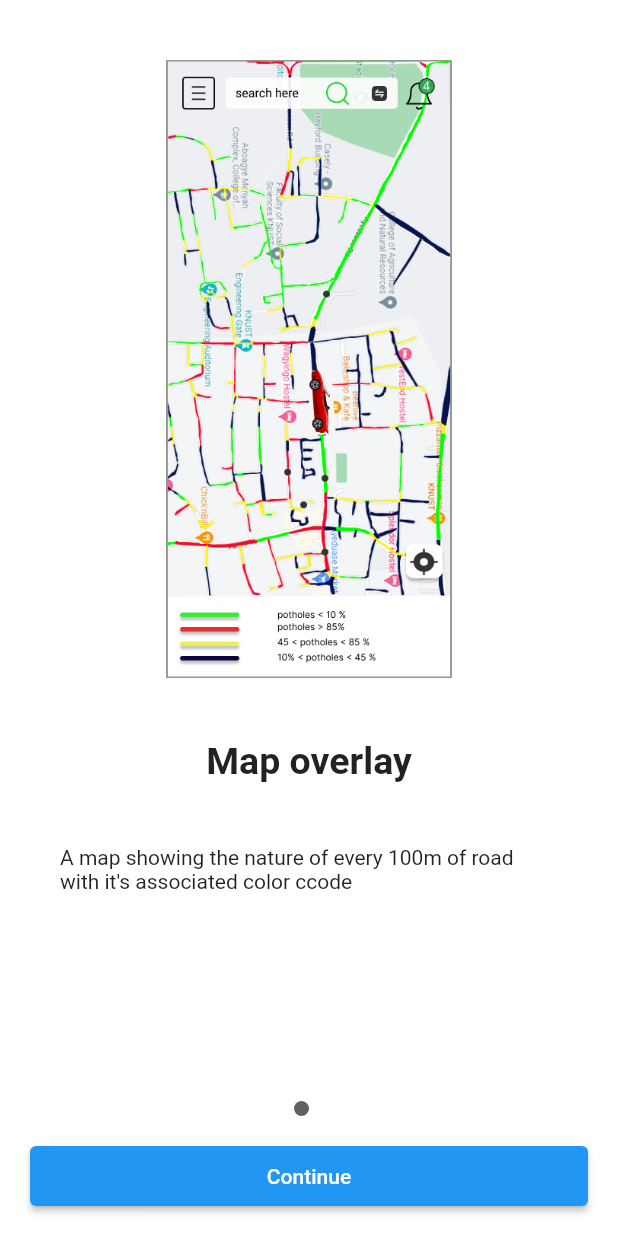
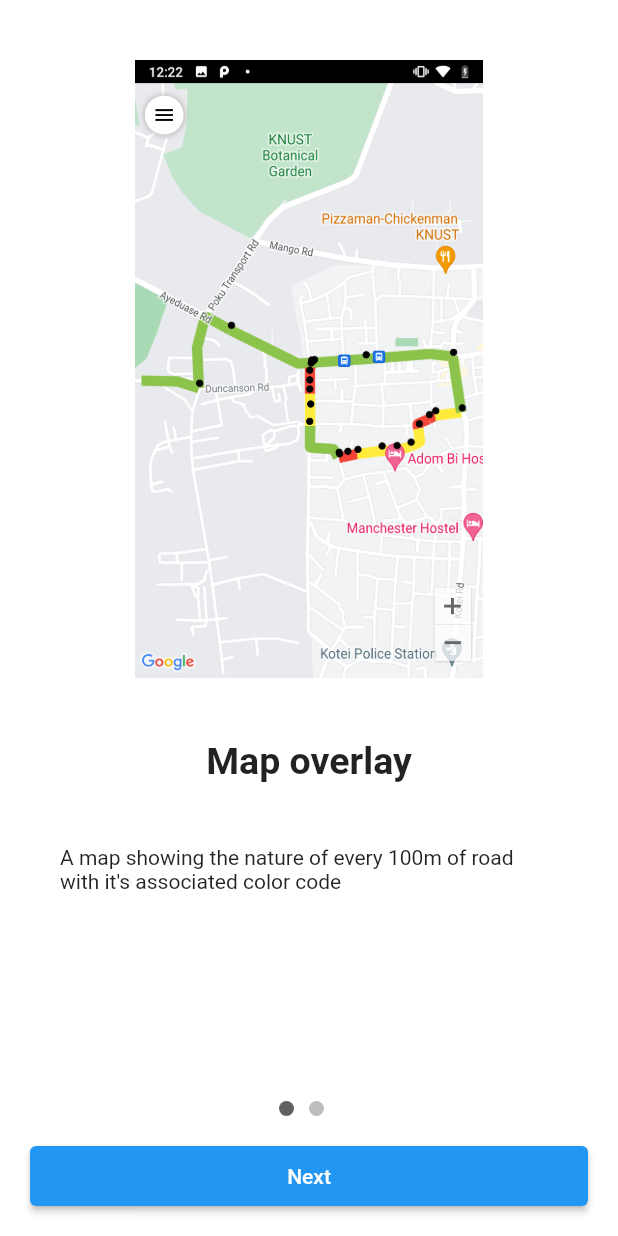
Before and after one commit to mateen-demah/pothole-detection, a Flutter app: the screen it shows after launch, on a phone screen of 412 x 824 dp. Run offline on Flutter 3.47's test engine with Material 2 defaults, Android fonts, the phone set to English and light mode, and no system bars; our stand-ins replace cloud_firestore, firebase_auth, firebase_core, flutter_signin_button, flutter_svg, geocoding and 5 more; missing offline and left inert: flutter_polyline_points, georange, google_place; accounts and stored records are empty.

Commit message:
Onboarding changes

```diff
--- a/g4app/lib/data/onboarding_data.dart
+++ b/g4app/lib/data/onboarding_data.dart
@@ -28,18 +28,16 @@ List<OnBoardingData> contents = [
   // ),
 
   OnBoardingData(
-    image: 'assets/xx2.png',
+    image: 'assets/img1.png',
     title: 'Map overlay',
-    description: "A map showing the nature of every 100m of road with it's associated color ccode",
+    description: "A map showing the nature of every 100m of road with it's associated color code",
     // title2: '',
     // description2: '',
   ),
 
-  // OnBoardingData(
-  //   image: 'assets/xx3.png',
-  //   title: 'Trip Selection',
-  //   description: "Enter the beginning and the end to be given a route",
-  //   title2: '',
-  //   description2: '',
-  // ),
+  OnBoardingData(
+    image: 'assets/img2.png',
+    title: 'Community Check',
+    description: "Enter the name of a community or vicinty to search for the kilometers of good, fairly good and bad roads",
+  ),
 ];
--- a/g4app/lib/pages/onboarding.dart
+++ b/g4app/lib/pages/onboarding.dart
@@ -118,12 +118,12 @@ class _OnBoardingState extends State<OnBoarding> {
             margin: const EdgeInsets.all(20),
             width: double.infinity,
             child: ElevatedButton(
-              // child: Text( currentIndex == contents.length -1 ? 'Continue' : "Next"),
-              child: Text('Continue'),
+              child: Text( currentIndex == contents.length -1 ? 'Continue' : "Next"),
+              // child: Text('Continue'),
               onPressed: (){
-                // if (currentIndex == contents.length - 1) {
+                if (currentIndex == contents.length - 1) {
                   Navigator.pushReplacement(context, MaterialPageRoute(builder: (_)=> const Wrapper()));
-                // }
+                }
                 _controller.nextPage(
                   duration: const Duration(milliseconds: 100),
                   curve: Curves.bounceIn
```
Also changed, not shown: g4app/lib/pages/main_map.dart (+2 -59 lines), g4app/assets/img1.png (added), g4app/assets/img2.png (added), g4app/lib/main.dart (line endings or trailing spaces).
